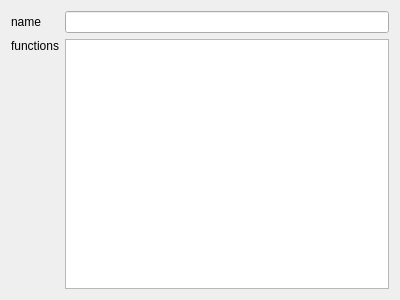
The window that CodeCreator/InterfaceGenerator.ui (Ulle84/UllesSourceCode) describes before a commit, drawn with Qt 5.
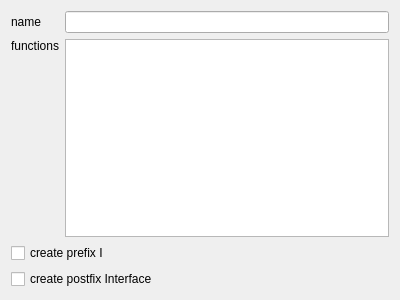
The same window after the commit.

Diff of the .ui file:
```diff
--- a/CodeCreator/InterfaceGenerator.ui
+++ b/CodeCreator/InterfaceGenerator.ui
@@ -13,6 +13,8 @@
   <property name="windowTitle">
    <string>Form</string>
   </property>
+  <layout class="QVBoxLayout" name="verticalLayout">
+   <item>
   <layout class="QGridLayout" name="gridLayout">
    <item row="0" column="1">
     <widget class="QLineEdit" name="lineEditName"/>
@@ -36,6 +38,22 @@
    </item>
    <item row="1" column="1">
     <widget class="QPlainTextEdit" name="plainTextEditFunctions"/>
+     </item>
+    </layout>
+   </item>
+   <item>
+    <widget class="QCheckBox" name="checkBoxPrefix">
+     <property name="text">
+      <string>create prefix I</string>
+     </property>
+    </widget>
+   </item>
+   <item>
+    <widget class="QCheckBox" name="checkBoxPostfix">
+     <property name="text">
+      <string>create postfix Interface</string>
+     </property>
+    </widget>
    </item>
   </layout>
  </widget>
```
Left out of the diff: 14 changed lines with no effect on the pictures. Lines whose indentation alone changed are shown as unchanged.
